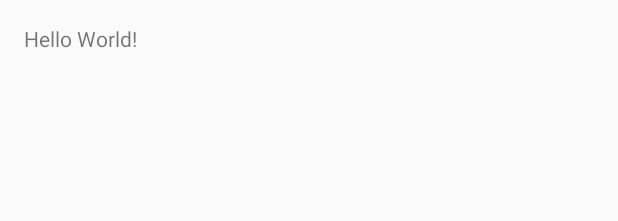
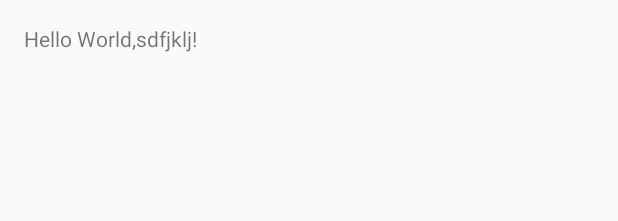
Before and after one commit to aves-app/Aves, an Android app: the layout activity_main.xml on its own in the app's theme, with its tools: preview values and no code run, on a phone screen of 412 x 824 dp. Shown: the top 221 px of the screen. Run offline under Robolectric (Android 15) with nearby library versions, the phone set to English and light mode, and no system bars.

Commit message:
Changed mainWindow

```diff
--- a/app/src/main/res/layout/activity_main.xml
+++ b/app/src/main/res/layout/activity_main.xml
@@ -13,5 +13,5 @@
     <TextView
         android:layout_width="wrap_content"
         android:layout_height="wrap_content"
-        android:text="Hello World!" />
+        android:text="Hello World,sdfjklj!" />
 </RelativeLayout>
```
